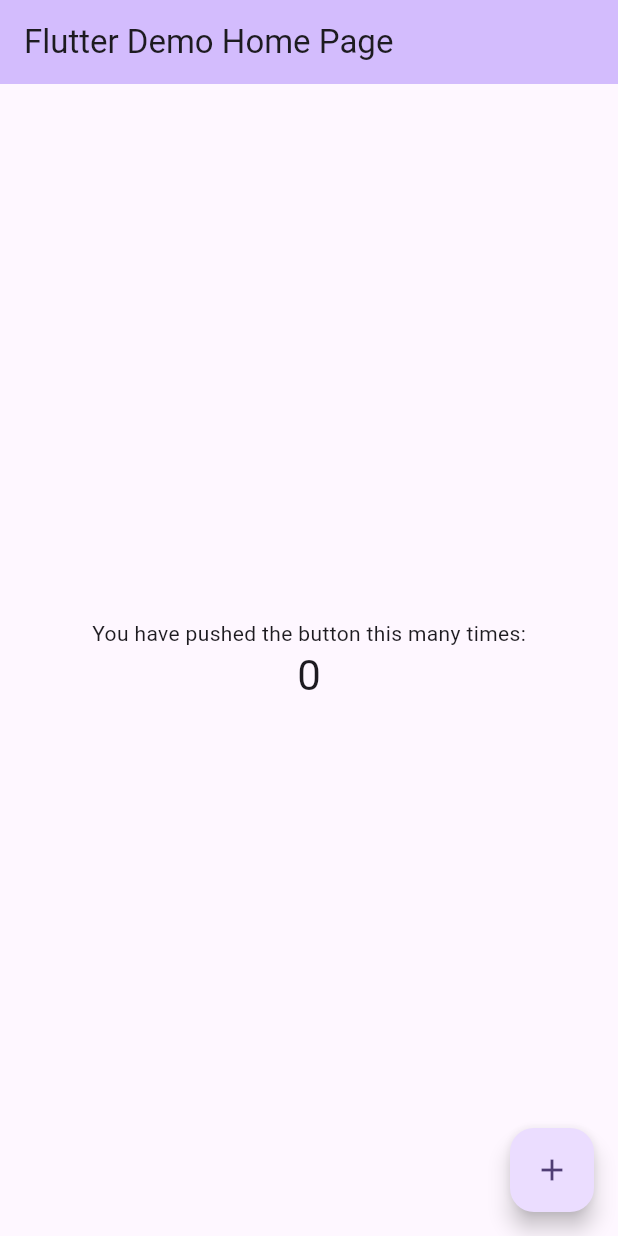
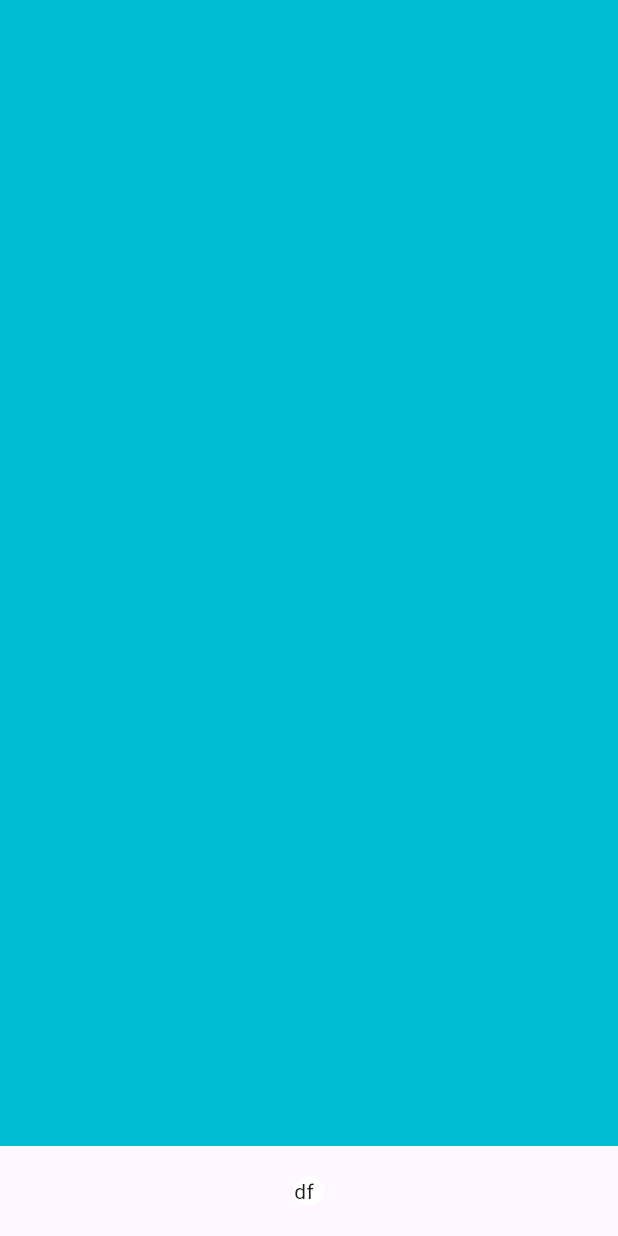
Before and after one commit to mahdiramezanii/calculator, a Flutter app: the screen it shows after launch, on a phone screen of 412 x 824 dp. Run offline on Flutter 3.47's test engine with Material 3 defaults, Android fonts, the phone set to English and light mode, and no system bars.

Commit message:
add all *

```diff
--- a/lib/main.dart
+++ b/lib/main.dart
@@ -1,125 +1,44 @@
 import 'package:flutter/material.dart';
 
 void main() {
-  runApp(const MyApp());
+  runApp(Application());
 }
 
-class MyApp extends StatelessWidget {
-  const MyApp({super.key});
-
-  // This widget is the root of your application.
+class Application extends StatelessWidget {
   @override
   Widget build(BuildContext context) {
     return MaterialApp(
-      title: 'Flutter Demo',
-      theme: ThemeData(
-        // This is the theme of your application.
-        //
-        // TRY THIS: Try running your application with "flutter run". You'll see
-        // the application has a purple toolbar. Then, without quitting the app,
-        // try changing the seedColor in the colorScheme below to Colors.green
-        // and then invoke "hot reload" (save your changes or press the "hot
-        // reload" button in a Flutter-supported IDE, or press "r" if you used
-        // the command line to start the app).
-        //
-        // Notice that the counter didn't reset back to zero; the application
-        // state is not lost during the reload. To reset the state, use hot
-        // restart instead.
-        //
-        // This works for code too, not just values: Most code changes can be
-        // tested with just a hot reload.
-        colorScheme: ColorScheme.fromSeed(seedColor: Colors.deepPurple),
-        useMaterial3: true,
+      debugShowCheckedModeBanner: false,
+      home: Scaffold(
+        body: SafeArea(
+          child: Column(
+            children: [
+              Expanded(
+                flex: 3,
+                child: Container(
+                  height: 400,
+                  width: double.infinity,
+                  decoration: BoxDecoration(color: Colors.cyan),
+                ),
+              ),
+              Padding(
+                padding: const EdgeInsets.all(20.0),
+                child: DecoratedBox(
+                  position: DecorationPosition.background,
+                  decoration: BoxDecoration(
+                      color: Colors.white,
+                      borderRadius: BorderRadius.circular(300)),
+                  child: Container(
+                    height: 20,
+                    width: 20,
+                    child: Text("df"),
+                  ),
+                ),
+              )
+            ],
+          ),
+        ),
       ),
-      home: const MyHomePage(title: 'Flutter Demo Home Page'),
     );
   }
 }
-
-class MyHomePage extends StatefulWidget {
-  const MyHomePage({super.key, required this.title});
-
-  // This widget is the home page of your application. It is stateful, meaning
-  // that it has a State object (defined below) that contains fields that affect
-  // how it looks.
-
-  // This class is the configuration for the state. It holds the values (in this
-  // case the title) provided by the parent (in this case the App widget) and
-  // used by the build method of the State. Fields in a Widget subclass are
-  // always marked "final".
-
-  final String title;
-
-  @override
-  State<MyHomePage> createState() => _MyHomePageState();
-}
-
-class _MyHomePageState extends State<MyHomePage> {
-  int _counter = 0;
-
-  void _incrementCounter() {
-    setState(() {
-      // This call to setState tells the Flutter framework that something has
-      // changed in this State, which causes it to rerun the build method below
-      // so that the display can reflect the updated values. If we changed
-      // _counter without calling setState(), then the build method would not be
-      // called again, and so nothing would appear to happen.
-      _counter++;
-    });
-  }
-
-  @override
-  Widget build(BuildContext context) {
-    // This method is rerun every time setState is called, for instance as done
-    // by the _incrementCounter method above.
-    //
-    // The Flutter framework has been optimized to make rerunning build methods
-    // fast, so that you can just rebuild anything that needs updating rather
-    // than having to individually change instances of widgets.
-    return Scaffold(
-      appBar: AppBar(
-        // TRY THIS: Try changing the color here to a specific color (to
-        // Colors.amber, perhaps?) and trigger a hot reload to see the AppBar
-        // change color while the other colors stay the same.
-        backgroundColor: Theme.of(context).colorScheme.inversePrimary,
-        // Here we take the value from the MyHomePage object that was created by
-        // the App.build method, and use it to set our appbar title.
-        title: Text(widget.title),
-      ),
-      body: Center(
-        // Center is a layout widget. It takes a single child and positions it
-        // in the middle of the parent.
-        child: Column(
-          // Column is also a layout widget. It takes a list of children and
-          // arranges them vertically. By default, it sizes itself to fit its
-          // children horizontally, and tries to be as tall as its parent.
-          //
-          // Column has various properties to control how it sizes itself and
-          // how it positions its children. Here we use mainAxisAlignment to
-          // center the children vertically; the main axis here is the vertical
-          // axis because Columns are vertical (the cross axis would be
-          // horizontal).
-          //
-          // TRY THIS: Invoke "debug painting" (choose the "Toggle Debug Paint"
-          // action in the IDE, or press "p" in the console), to see the
-          // wireframe for each widget.
-          mainAxisAlignment: MainAxisAlignment.center,
-          children: <Widget>[
-            const Text(
-              'You have pushed the button this many times:',
-            ),
-            Text(
-              '$_counter',
-              style: Theme.of(context).textTheme.headlineMedium,
-            ),
-          ],
-        ),
-      ),
-      floatingActionButton: FloatingActionButton(
-        onPressed: _incrementCounter,
-        tooltip: 'Increment',
-        child: const Icon(Icons.add),
-      ), // This trailing comma makes auto-formatting nicer for build methods.
-    );
-  }
-}
```
Also changed, not shown: pubspec.yaml (+7 -46 lines), pubspec.lock.
